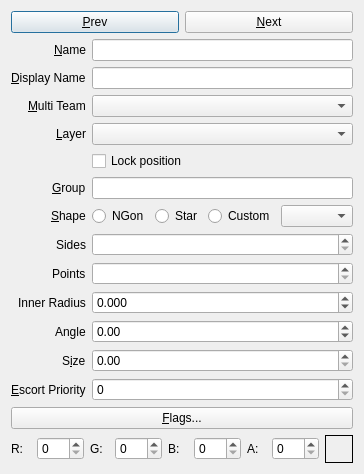
This is qtfred/ui/CoordinatePointEditorDialog.ui in MjnMixael/fs2open.github.com as Qt 5 draws it before an edit. The edited form follows.
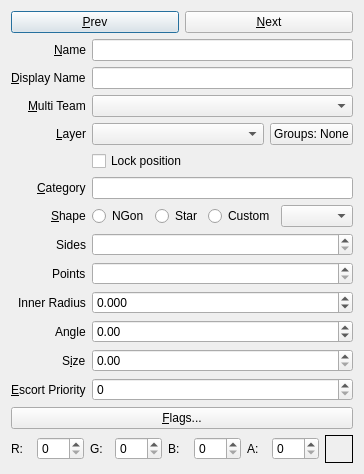
This is the edited form.

Commit message: QtFRED: selection groups for every object, and a Select menu

What changed in the file:
```diff
--- a/qtfred/ui/CoordinatePointEditorDialog.ui
+++ b/qtfred/ui/CoordinatePointEditorDialog.ui
@@ -112,6 +112,8 @@
         </widget>
        </item>
        <item row="4" column="1">
+        <layout class="QHBoxLayout" name="layerGroupsLayout" stretch="1,0">
+         <item>
         <widget class="QComboBox" name="layerCombo">
          <property name="sizePolicy">
           <sizepolicy hsizetype="Expanding" vsizetype="Fixed">
@@ -121,6 +123,18 @@
          </property>
         </widget>
        </item>
+         <item>
+          <widget class="QPushButton" name="groupsButton">
+           <property name="toolTip">
+            <string>The selection groups this is in (Select menu, Ctrl+1 to Ctrl+9 to select a group). Click to change them.</string>
+           </property>
+           <property name="text">
+            <string>Groups: None</string>
+           </property>
+          </widget>
+         </item>
+        </layout>
+       </item>
        <item row="5" column="1">
         <widget class="QCheckBox" name="transformLockCheck">
          <property name="toolTip">
@@ -134,7 +148,7 @@
        <item row="6" column="0">
         <widget class="QLabel" name="groupLabel">
          <property name="text">
-          <string>&amp;Group</string>
+          <string>&amp;Category</string>
          </property>
          <property name="buddy">
           <cstring>groupEdit</cstring>
```
Left out of the diff: 6 changed lines with no effect on the pictures. Lines whose indentation alone changed are shown as unchanged. The commit also changes 52 other files.
